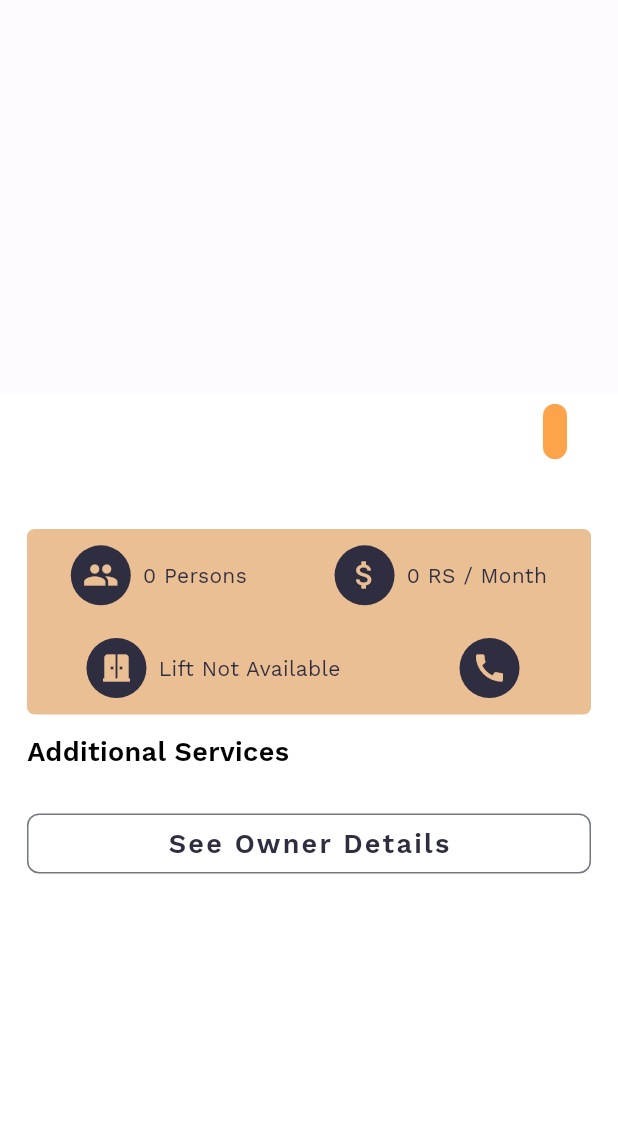
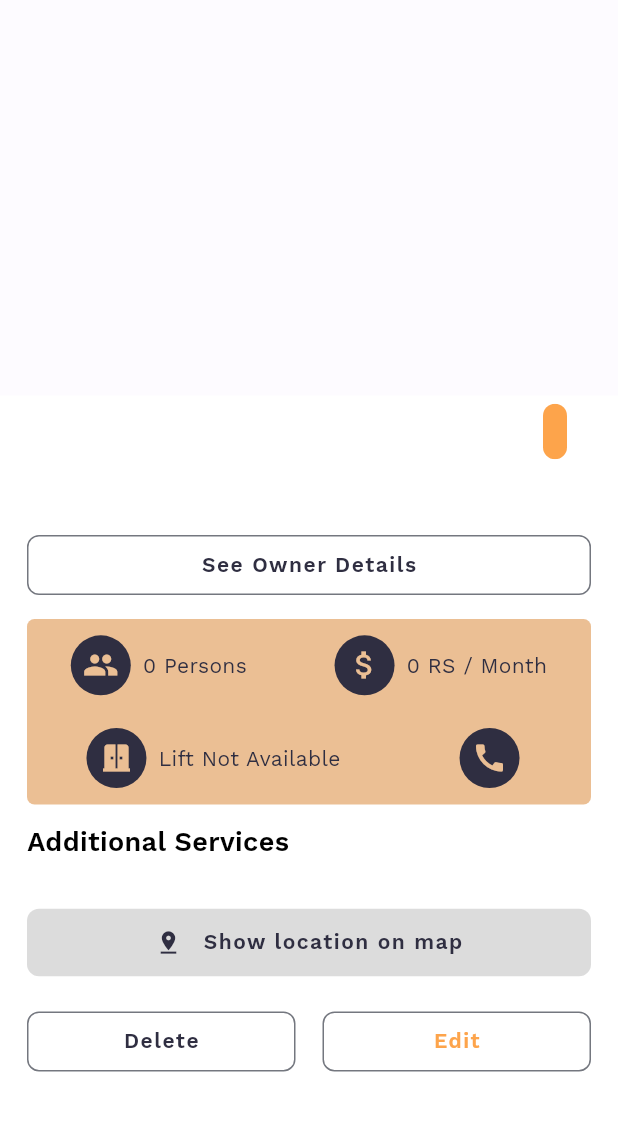
Before and after one commit to Bilalsaeed78/New-Journey-App, a Flutter app: the PropertyDetailsScreem screen opened directly with empty values, on a phone screen of 412 x 824 dp, the part 84-1215 px from its top. Run offline on Flutter 3.47's test engine with Material 3 defaults, Android fonts, the phone set to English and light mode, and no system bars; drawn by our look-alikes of carousel_slider; our stand-ins replace flutter_svg, get, get_storage, image_picker; missing offline and left inert: map_launcher, multi_image_picker_view; accounts and stored records are empty.

Commit message:
Added Complete Details Page UI

```diff
--- a/client/lib/views/property_details_screen.dart
+++ b/client/lib/views/property_details_screen.dart
@@ -2,6 +2,7 @@ import 'package:flutter/material.dart';
 import 'package:get/get.dart';
 import 'package:new_journey_app/widgets/carousel_slider.dart';
 import 'package:new_journey_app/widgets/custom_button.dart';
+import 'package:map_launcher/map_launcher.dart';
 
 import '../constants/font_manager.dart';
 import '../constants/themes/app_colors.dart';
@@ -111,6 +112,24 @@ class _PropertyDetailsScreemState extends State<PropertyDetailsScreem> {
                       fontSize: FontSize.subTitleFontSize - 2,
                       fontWeight: FontWeight.normal,
                     ),
+                  ),
+                  const SizedBox(
+                    height: SizeManager.sizeM,
+                  ),
+                  CustomButton(
+                    buttonType: ButtonType.outline,
+                    textColor: AppColors.secondary,
+                    color: AppColors.background,
+                    text: "See Owner Details",
+                    onPressed: () {
+                      showDialog(
+                        context: context,
+                        builder: (context) {
+                          return UserProfileDialog();
+                        },
+                      );
+                    },
+                    hasInfiniteWidth: true,
                   ),
                   const SizedBox(
                     height: SizeManager.sizeM,
@@ -347,22 +366,60 @@ class _PropertyDetailsScreemState extends State<PropertyDetailsScreem> {
                     ],
                   ),
                   const SizedBox(
-                    height: SizeManager.sizeM,
+                    height: SizeManager.sizeL,
                   ),
                   CustomButton(
-                    buttonType: ButtonType.outline,
+                    buttonType: ButtonType.textWithImage,
                     textColor: AppColors.secondary,
-                    color: AppColors.background,
-                    text: "See Owner Details",
-                    onPressed: () {
-                      showDialog(
-                        context: context,
-                        builder: (context) {
-                          return UserProfileDialog();
-                        },
+                    color: AppColors.divider,
+                    text: "Show location on map",
+                    image: const Icon(
+                      Icons.pin_drop,
+                      color: AppColors.secondary,
+                    ),
+                    onPressed: () async {
+                      final availableMaps = await MapLauncher.installedMaps;
+                      var coords =
+                          widget.propertyData['location']['coordinates'];
+                      await availableMaps.first.showMarker(
+                        coords: Coords(coords[1], coords[0]),
+                        title: widget.propertyData['address'],
                       );
                     },
                     hasInfiniteWidth: true,
+                  ),
+                  const SizedBox(
+                    height: SizeManager.sizeL,
+                  ),
+                  Row(
+                    children: [
+                      Expanded(
+                        child: CustomButton(
+                          buttonType: ButtonType.outline,
+                          textColor: AppColors.secondary,
+                          color: AppColors.divider,
+                          text: "Delete",
+                          onPressed: () {},
+                          hasInfiniteWidth: true,
+                        ),
+                      ),
+                      const SizedBox(
+                        width: SizeManager.sizeL,
+                      ),
+                      Expanded(
+                        child: CustomButton(
+                          buttonType: ButtonType.outline,
+                          textColor: AppColors.primary,
+                          color: AppColors.primary,
+                          text: "Edit",
+                          onPressed: () {},
+                          hasInfiniteWidth: true,
+                        ),
+                      ),
+                    ],
+                  ),
+                  const SizedBox(
+                    height: SizeManager.sizeL,
                   ),
                 ],
               ),
--- a/client/lib/widgets/custom_button.dart
+++ b/client/lib/widgets/custom_button.dart
@@ -48,8 +48,8 @@ class CustomButton extends StatelessWidget {
     TextStyle textStyle = Theme.of(context).textTheme.subtitle1!.copyWith(
           color: textColor,
           fontWeight: FontWeight.w600,
-          letterSpacing: 1.5,
-          fontSize: FontSize.textFontSize,
+          letterSpacing: 1,
+          fontSize: 14,
           fontFamily: "Work Sans",
         );
     switch (buttonType) {
--- a/client/lib/widgets/owner_property_card.dart
+++ b/client/lib/widgets/owner_property_card.dart
@@ -151,6 +151,7 @@ class _OwnerPropertyCardState extends State<OwnerPropertyCard> {
                               ),
                             ),
                             Chip(
+                              side: BorderSide.none,
                               backgroundColor: AppColors.primaryLight,
                               labelPadding: const EdgeInsets.all(0),
                               label: Txt(
--- a/client/pubspec.yaml
+++ b/client/pubspec.yaml
@@ -44,6 +44,7 @@ dependencies:
   file_picker: ^8.0.0+1
   http_parser: ^4.0.2
   carousel_slider: ^4.2.1
+  map_launcher: ^3.2.0
 
 dev_dependencies:
   flutter_test:
```
Also changed, not shown: client/pubspec.lock.
